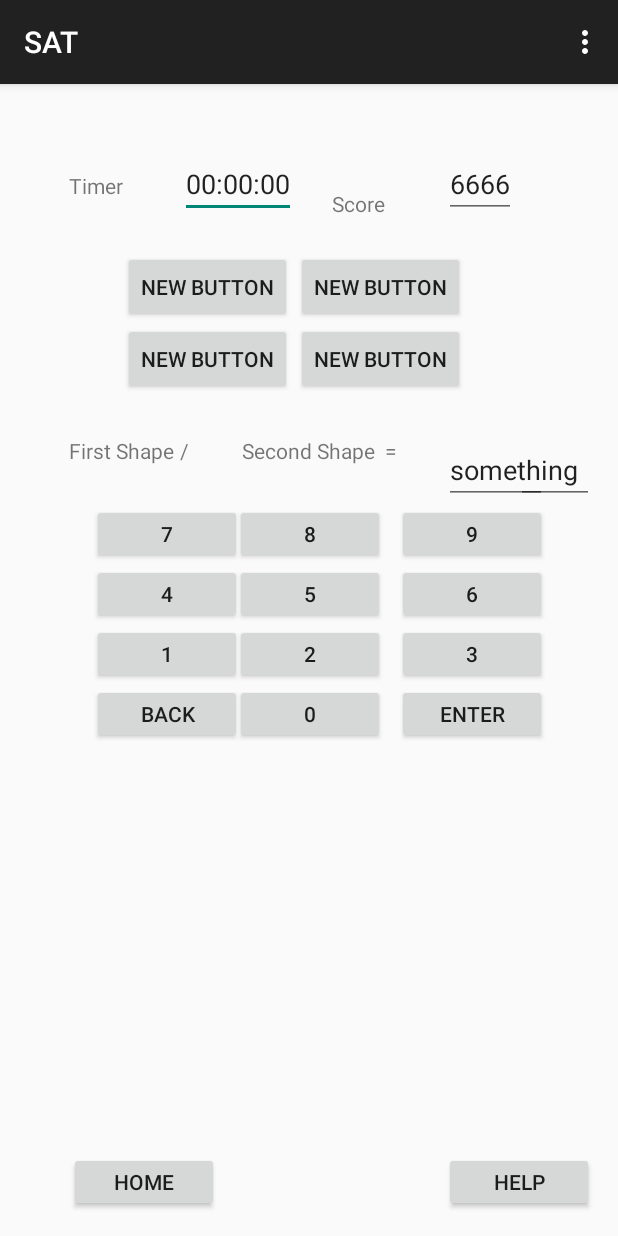
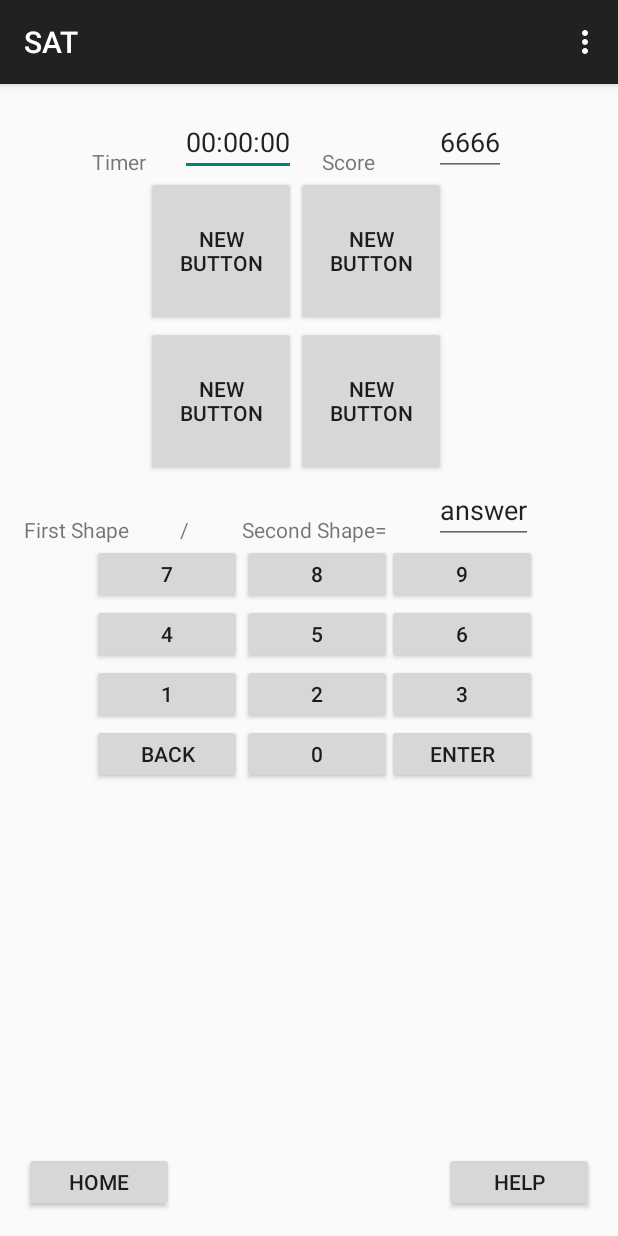
Before and after one commit to wklglider/SAT, an Android app: the gameActivity screen opened directly, with no data from a screen before it, on a phone screen of 412 x 824 dp. Run offline under Robolectric (Android 15) with nearby library versions, the phone set to English and light mode, and no system bars.

Commit message:
Update game layout

```diff
--- a/app/src/main/res/layout/activity_game.xml
+++ b/app/src/main/res/layout/activity_game.xml
@@ -8,35 +8,27 @@
     <TextView android:text="@string/timer" android:layout_width="wrap_content"
         android:layout_height="wrap_content"
         android:id="@+id/timer"
-        android:layout_marginLeft="30dp"
-        android:layout_marginStart="30dp"
-        android:layout_marginTop="42dp"
-        android:layout_alignParentTop="true"
-        android:layout_alignParentLeft="true"
-        android:layout_alignParentStart="true" />
+        android:layout_above="@+id/button_shape1"
+        android:layout_alignLeft="@+id/num_button_7"
+        android:layout_alignStart="@+id/num_button_7" />
 
     <TextView
         android:text="@string/score"
         android:layout_width="wrap_content"
         android:layout_height="wrap_content"
         android:id="@+id/score"
-        android:layout_marginLeft="24dp"
-        android:layout_marginStart="24dp"
-        android:layout_alignBottom="@+id/score_editText"
-        android:layout_toRightOf="@+id/timer_editText"
-        android:layout_toEndOf="@+id/timer_editText" />
+        android:layout_alignBottom="@+id/timer_editText"
+        android:layout_alignRight="@+id/second_shape_textView"
+        android:layout_alignEnd="@+id/second_shape_textView" />
 
     <EditText
         android:layout_width="wrap_content"
         android:layout_height="wrap_content"
         android:id="@+id/timer_editText"
-        android:layout_marginLeft="38dp"
-        android:layout_marginStart="38dp"
         android:text="00:00:00"
-        android:layout_alignBaseline="@+id/timer"
-        android:layout_alignBottom="@+id/timer"
-        android:layout_toRightOf="@+id/timer"
-        android:layout_toEndOf="@+id/timer" />
+        android:layout_alignParentTop="true"
+        android:layout_alignRight="@+id/button_shape1"
+        android:layout_alignEnd="@+id/button_shape1" />
 
     <EditText
         android:layout_width="wrap_content"
@@ -48,18 +40,17 @@
         android:layout_toStartOf="@+id/editText" />
 
     <Button
-        android:layout_width="wrap_content"
-        android:layout_height="wrap_content"
+        android:layout_width="100dp"
+        android:layout_height="100dp"
         android:text="New Button"
         android:id="@+id/button_shape1"
-        android:layout_marginTop="22dp"
         android:layout_below="@+id/timer_editText"
         android:layout_toRightOf="@+id/timer"
         android:layout_toEndOf="@+id/timer" />
 
     <Button
-        android:layout_width="wrap_content"
-        android:layout_height="wrap_content"
+        android:layout_width="100dp"
+        android:layout_height="100dp"
         android:text="New Button"
         android:id="@+id/button_shape2"
         android:layout_alignBottom="@+id/button_shape1"
@@ -67,8 +58,8 @@
         android:layout_toEndOf="@+id/timer_editText" />
 
     <Button
-        android:layout_width="wrap_content"
-        android:layout_height="wrap_content"
+        android:layout_width="100dp"
+        android:layout_height="100dp"
         android:text="New Button"
         android:id="@+id/button_shape3"
         android:layout_below="@+id/button_shape1"
@@ -76,8 +67,8 @@
         android:layout_alignStart="@+id/button_shape1" />
 
     <Button
-        android:layout_width="wrap_content"
-        android:layout_height="wrap_content"
+        android:layout_width="100dp"
+        android:layout_height="100dp"
         android:text="New Button"
         android:id="@+id/button_shape4"
         android:layout_alignTop="@+id/button_shape3"
@@ -89,10 +80,10 @@
         android:layout_height="wrap_content"
         android:text="First Shape"
         android:id="@+id/first_shape_textView"
+        android:layout_marginTop="26dp"
         android:layout_below="@+id/button_shape3"
-        android:layout_alignLeft="@+id/timer"
-        android:layout_alignStart="@+id/timer"
-        android:layout_marginTop="27dp" />
+        android:layout_alignParentLeft="true"
+        android:layout_alignParentStart="true" />
 
     <TextView
         android:layout_width="wrap_content"
@@ -124,12 +115,10 @@
         android:layout_width="wrap_content"
         android:layout_height="wrap_content"
         android:id="@+id/result_editText"
-        android:layout_alignTop="@+id/equal_textView"
-        android:layout_alignParentRight="true"
-        android:layout_alignParentEnd="true"
+        android:text="answer"
+        android:layout_alignBottom="@+id/equal_textView"
         android:layout_alignLeft="@+id/score_editText"
-        android:layout_alignStart="@+id/score_editText"
-        android:text="something" />
+        android:layout_alignStart="@+id/score_editText" />
 
     <Button
         android:layout_width="100dp"
@@ -145,9 +134,9 @@
         android:layout_height="40dp"
         android:text="8"
         android:id="@+id/num_button_8"
-        android:layout_alignBottom="@+id/num_button_7"
-        android:layout_alignRight="@+id/score"
-        android:layout_alignEnd="@+id/score" />
+        android:layout_alignTop="@+id/num_button_7"
+        android:layout_toRightOf="@+id/num_button_7"
+        android:layout_toEndOf="@+id/num_button_7" />
 
     <Button
         android:layout_width="100dp"
@@ -253,9 +242,9 @@
         android:layout_height="40dp"
         android:text="HELP"
         android:id="@+id/help_button"
-        android:layout_alignParentBottom="true"
-        android:layout_alignRight="@+id/result_editText"
-        android:layout_alignEnd="@+id/result_editText" />
+        android:layout_alignTop="@+id/home_button"
+        android:layout_alignParentRight="true"
+        android:layout_alignParentEnd="true" />
 
     <EditText
         android:layout_width="wrap_content"
```
